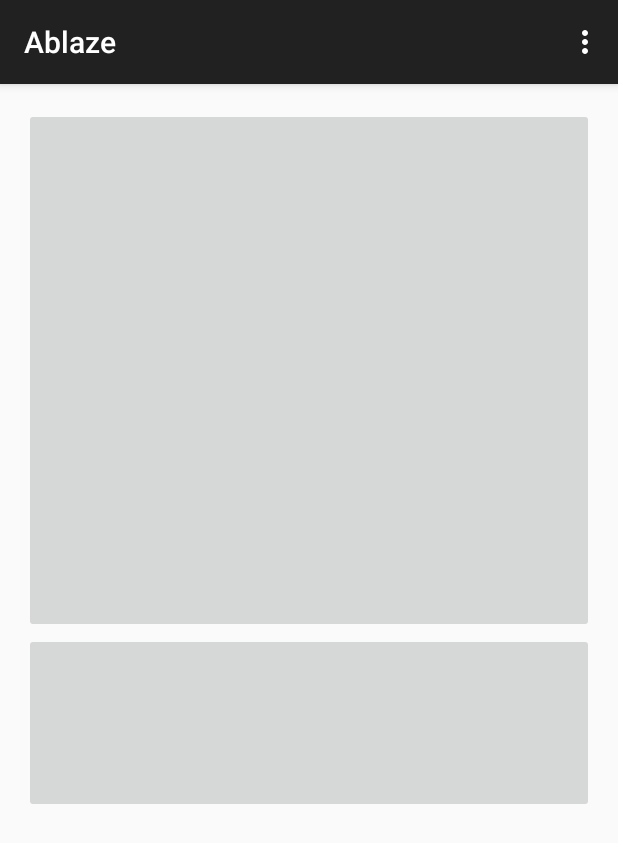
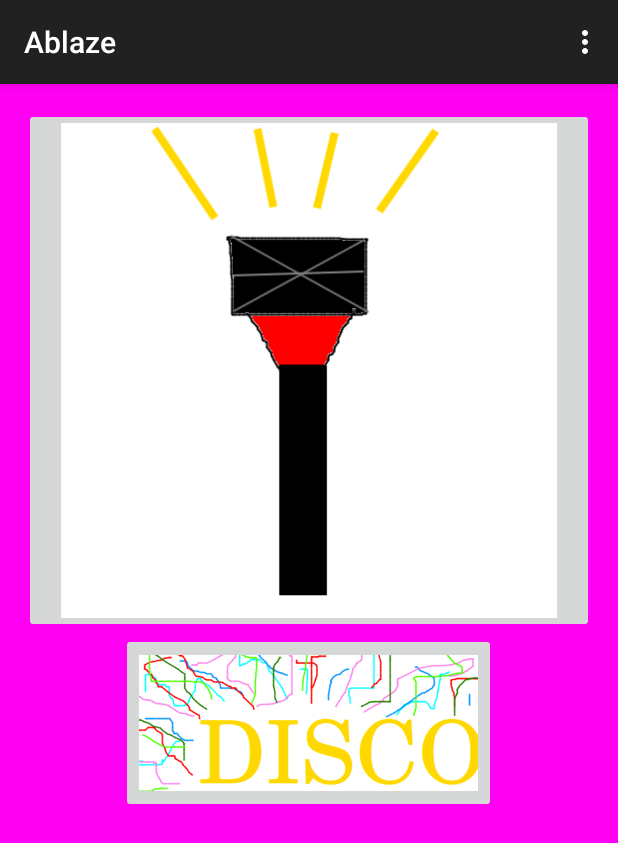
Before and after one commit to Technohest/Ablaze, an Android app: the screen it shows after launch (MainActivity), on a phone screen of 412 x 824 dp. Shown: the top 843 px of the screen. Run offline under Robolectric (Android 15) with nearby library versions, the phone set to English and light mode, and no system bars.

Commit message:
added images for buttons

```diff
--- a/app/src/main/res/layout/activity_main.xml
+++ b/app/src/main/res/layout/activity_main.xml
@@ -3,7 +3,8 @@
     android:layout_height="match_parent" android:paddingLeft="@dimen/activity_horizontal_margin"
     android:paddingRight="@dimen/activity_horizontal_margin"
     android:paddingTop="@dimen/activity_vertical_margin"
-    android:paddingBottom="@dimen/activity_vertical_margin" tools:context=".MainActivity">
+    android:paddingBottom="@dimen/activity_vertical_margin" tools:context=".MainActivity"
+    android:background="#ff00f3">
 
     <ImageButton
         android:layout_width="fill_parent"
@@ -13,13 +14,16 @@
         android:layout_alignParentLeft="true"
         android:layout_alignParentStart="true"
         android:layout_alignParentRight="true"
-        android:layout_alignParentEnd="true" />
+        android:layout_alignParentEnd="true"
+        android:src="@drawable/light"
+        android:scaleType="fitCenter" />
 
     <ImageButton
-        android:layout_width="fill_parent"
+        android:layout_width="250dp"
         android:layout_height="120dp"
         android:id="@+id/imageButton2"
         android:layout_below="@+id/imageButton"
-        android:layout_alignParentLeft="true"
-        android:layout_alignParentStart="true" />
+        android:src="@drawable/disco"
+        android:scaleType="fitCenter"
+        android:layout_centerInParent="true" />
 </RelativeLayout>
```
Also changed, not shown: app/src/main/res/drawable/disco.png (added), app/src/main/res/drawable/light.png (added).
